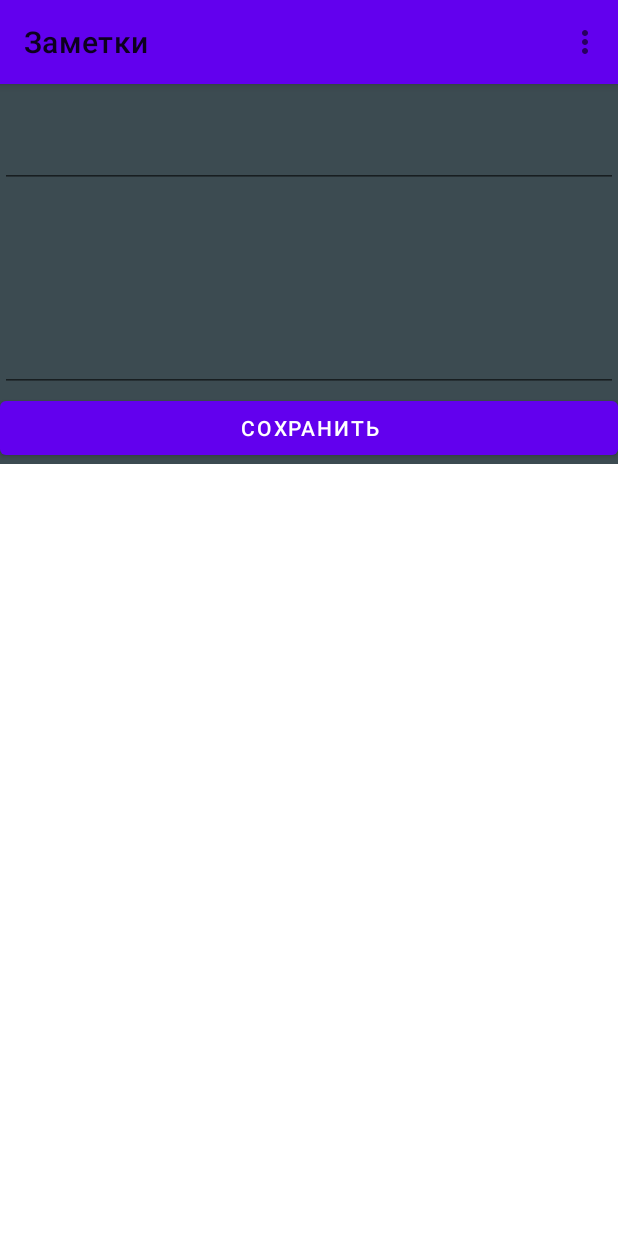
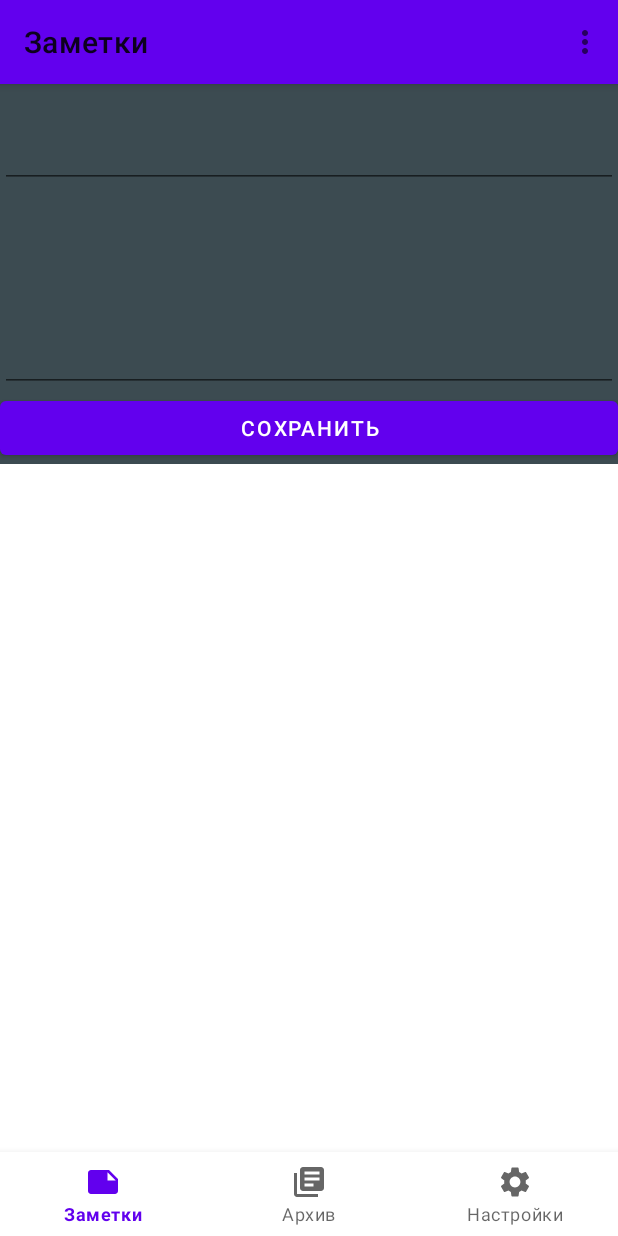
Before and after one commit to Madcat51/AppNotes, an Android app: the screen it shows after launch (ListActivity), in the options menu, after a tap on "Создать заметку", on a phone screen of 412 x 824 dp. Run offline under Robolectric (Android 15) with nearby library versions, the phone set to English and light mode, and no system bars.

Commit message:
созданы фрагменты к дз8

```diff
--- /dev/null
+++ b/app/src/main/res/drawable/ic_baseline_arhive_24.xml
@@ -0,0 +1,10 @@
+<vector xmlns:android="http://schemas.android.com/apk/res/android"
+    android:width="24dp"
+    android:height="24dp"
+    android:viewportWidth="24"
+    android:viewportHeight="24"
+    android:tint="?attr/colorControlNormal">
+  <path
+      android:fillColor="@android:color/white"
+      android:pathData="M4,6L2,6v14c0,1.1 0.9,2 2,2h14v-2L4,20L4,6zM20,2L8,2c-1.1,0 -2,0.9 -2,2v12c0,1.1 0.9,2 2,2h12c1.1,0 2,-0.9 2,-2L22,4c0,-1.1 -0.9,-2 -2,-2zM19,11L9,11L9,9h10v2zM15,15L9,15v-2h6v2zM19,7L9,7L9,5h10v2z"/>
+</vector>
--- /dev/null
+++ b/app/src/main/res/drawable/ic_baseline_note_24.xml
@@ -0,0 +1,10 @@
+<vector xmlns:android="http://schemas.android.com/apk/res/android"
+    android:width="24dp"
+    android:height="24dp"
+    android:viewportWidth="24"
+    android:viewportHeight="24"
+    android:tint="?attr/colorControlNormal">
+  <path
+      android:fillColor="@android:color/white"
+      android:pathData="M22,10l-6,-6L4,4c-1.1,0 -2,0.9 -2,2v12.01c0,1.1 0.9,1.99 2,1.99l16,-0.01c1.1,0 2,-0.89 2,-1.99v-8zM15,5.5l5.5,5.5L15,11L15,5.5z"/>
+</vector>
--- /dev/null
+++ b/app/src/main/res/drawable/ic_baseline_settings_24.xml
@@ -0,0 +1,10 @@
+<vector xmlns:android="http://schemas.android.com/apk/res/android"
+    android:width="24dp"
+    android:height="24dp"
+    android:viewportWidth="24"
+    android:viewportHeight="24"
+    android:tint="?attr/colorControlNormal">
+  <path
+      android:fillColor="@android:color/white"
+      android:pathData="M19.14,12.94c0.04,-0.3 0.06,-0.61 0.06,-0.94c0,-0.32 -0.02,-0.64 -0.07,-0.94l2.03,-1.58c0.18,-0.14 0.23,-0.41 0.12,-0.61l-1.92,-3.32c-0.12,-0.22 -0.37,-0.29 -0.59,-0.22l-2.39,0.96c-0.5,-0.38 -1.03,-0.7 -1.62,-0.94L14.4,2.81c-0.04,-0.24 -0.24,-0.41 -0.48,-0.41h-3.84c-0.24,0 -0.43,0.17 -0.47,0.41L9.25,5.35C8.66,5.59 8.12,5.92 7.63,6.29L5.24,5.33c-0.22,-0.08 -0.47,0 -0.59,0.22L2.74,8.87C2.62,9.08 2.66,9.34 2.86,9.48l2.03,1.58C4.84,11.36 4.8,11.69 4.8,12s0.02,0.64 0.07,0.94l-2.03,1.58c-0.18,0.14 -0.23,0.41 -0.12,0.61l1.92,3.32c0.12,0.22 0.37,0.29 0.59,0.22l2.39,-0.96c0.5,0.38 1.03,0.7 1.62,0.94l0.36,2.54c0.05,0.24 0.24,0.41 0.48,0.41h3.84c0.24,0 0.44,-0.17 0.47,-0.41l0.36,-2.54c0.59,-0.24 1.13,-0.56 1.62,-0.94l2.39,0.96c0.22,0.08 0.47,0 0.59,-0.22l1.92,-3.32c0.12,-0.22 0.07,-0.47 -0.12,-0.61L19.14,12.94zM12,15.6c-1.98,0 -3.6,-1.62 -3.6,-3.6s1.62,-3.6 3.6,-3.6s3.6,1.62 3.6,3.6S13.98,15.6 12,15.6z"/>
+</vector>
--- a/app/src/main/res/layout-land/activity_list.xml
+++ b/app/src/main/res/layout-land/activity_list.xml
@@ -1,14 +1,24 @@
 <?xml version="1.0" encoding="utf-8"?>
-<FrameLayout xmlns:android="http://schemas.android.com/apk/res/android"
+<androidx.constraintlayout.widget.ConstraintLayout xmlns:android="http://schemas.android.com/apk/res/android"
     xmlns:app="http://schemas.android.com/apk/res-auto"
     xmlns:tools="http://schemas.android.com/tools"
     android:layout_width="match_parent"
     android:layout_height="match_parent">
 
+    <com.google.android.material.bottomnavigation.BottomNavigationView
+        android:id="@+id/navigationView"
+        android:layout_width="match_parent"
+        android:layout_height="wrap_content"
+        app:layout_constraintBottom_toBottomOf="parent"
+        app:menu="@menu/navigation_menu"
+        tools:layout_editor_absoluteX="0dp" />
     <LinearLayout
+        android:id="@+id/linearLayout"
         android:layout_width="match_parent"
-        android:layout_height="match_parent"
-        android:orientation="vertical">
+        android:layout_height="@dimen/zero"
+        android:orientation="vertical"
+        app:layout_constraintBottom_toTopOf="@+id/navigationView"
+        app:layout_constraintTop_toTopOf="parent">
 
         <com.google.android.material.appbar.AppBarLayout
             android:id="@+id/appbar"
@@ -47,4 +57,4 @@
     </LinearLayout>
 
 
-</FrameLayout>
+</androidx.constraintlayout.widget.ConstraintLayout>
--- a/app/src/main/res/layout/activity_list.xml
+++ b/app/src/main/res/layout/activity_list.xml
@@ -1,14 +1,26 @@
 <?xml version="1.0" encoding="utf-8"?>
-<FrameLayout xmlns:android="http://schemas.android.com/apk/res/android"
+<androidx.constraintlayout.widget.ConstraintLayout xmlns:android="http://schemas.android.com/apk/res/android"
     xmlns:app="http://schemas.android.com/apk/res-auto"
     xmlns:tools="http://schemas.android.com/tools"
     android:layout_width="match_parent"
     android:layout_height="match_parent">
 
+
+    <com.google.android.material.bottomnavigation.BottomNavigationView
+        android:id="@+id/navigationView"
+        android:layout_width="match_parent"
+        android:layout_height="wrap_content"
+        app:layout_constraintBottom_toBottomOf="parent"
+        app:menu="@menu/navigation_menu"
+        tools:layout_editor_absoluteX="0dp" />
+
     <LinearLayout
+        android:id="@+id/linearLayout"
         android:layout_width="match_parent"
-        android:layout_height="match_parent"
-        android:orientation="vertical">
+        android:layout_height="@dimen/zero"
+        android:orientation="vertical"
+        app:layout_constraintBottom_toTopOf="@+id/navigationView"
+        app:layout_constraintTop_toTopOf="parent">
 
         <com.google.android.material.appbar.AppBarLayout
             android:id="@+id/appbar"
@@ -24,10 +36,11 @@
         <FrameLayout
             android:id="@+id/container_fragment"
             android:layout_width="match_parent"
-            android:layout_height="match_parent"></FrameLayout>
+            android:layout_height="match_parent">
+
+        </FrameLayout>
 
 
     </LinearLayout>
 
-
-</FrameLayout>
+</androidx.constraintlayout.widget.ConstraintLayout>
--- /dev/null
+++ b/app/src/main/res/menu/navigation_menu.xml
@@ -0,0 +1,19 @@
+<?xml version="1.0" encoding="utf-8"?>
+<menu xmlns:android="http://schemas.android.com/apk/res/android">
+
+    <item
+        android:id="@+id/note_navigation"
+        android:icon="@drawable/ic_baseline_note_24"
+        android:title="@string/note_name_frame" />
+
+    <item
+        android:id="@+id/arhive_navigation"
+        android:icon="@drawable/ic_baseline_arhive_24"
+        android:title="@string/arhive_name_frame" />
+
+    <item
+        android:id="@+id/setting_navigation"
+        android:icon="@drawable/ic_baseline_settings_24"
+        android:title="@string/setting_name_frame" />
+
+</menu>
--- a/app/src/main/res/values/strings.xml
+++ b/app/src/main/res/values/strings.xml
@@ -3,4 +3,8 @@
     <string name="add_note_title">Создать заметку</string>
     <string name="save_button_text">Сохранить</string>
     <string name="hello_blank_fragment">Hello blank fragment</string>
+    <string name="setting_name_frame">Настройки</string>
+    <string name="note_name_frame">Заметки</string>
+    <string name="arhive_name_frame">Архив</string>
+
 </resources>
```
Also changed, not shown: app/src/main/java/site/madcat/appnotes/UI/ArhiveFragment.java (added, +66 -0 lines), app/src/main/java/site/madcat/appnotes/UI/MainListFragment.java (added, +66 -0 lines), app/src/main/java/site/madcat/appnotes/UI/SettingFragment.java (added, +66 -0 lines), app/src/main/res/layout/fragment_arhive.xml (added, +14 -0 lines), app/src/main/res/layout/fragment_main_list.xml (added, +14 -0 lines), app/src/main/res/layout/fragment_setting.xml (added, +14 -0 lines).
